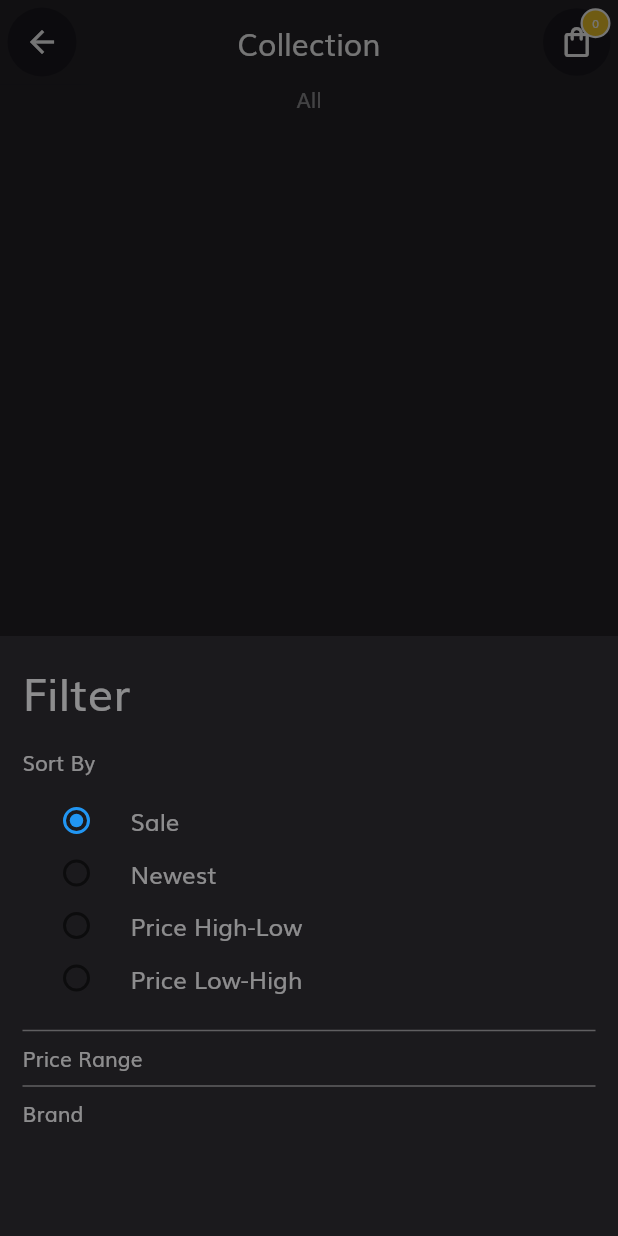
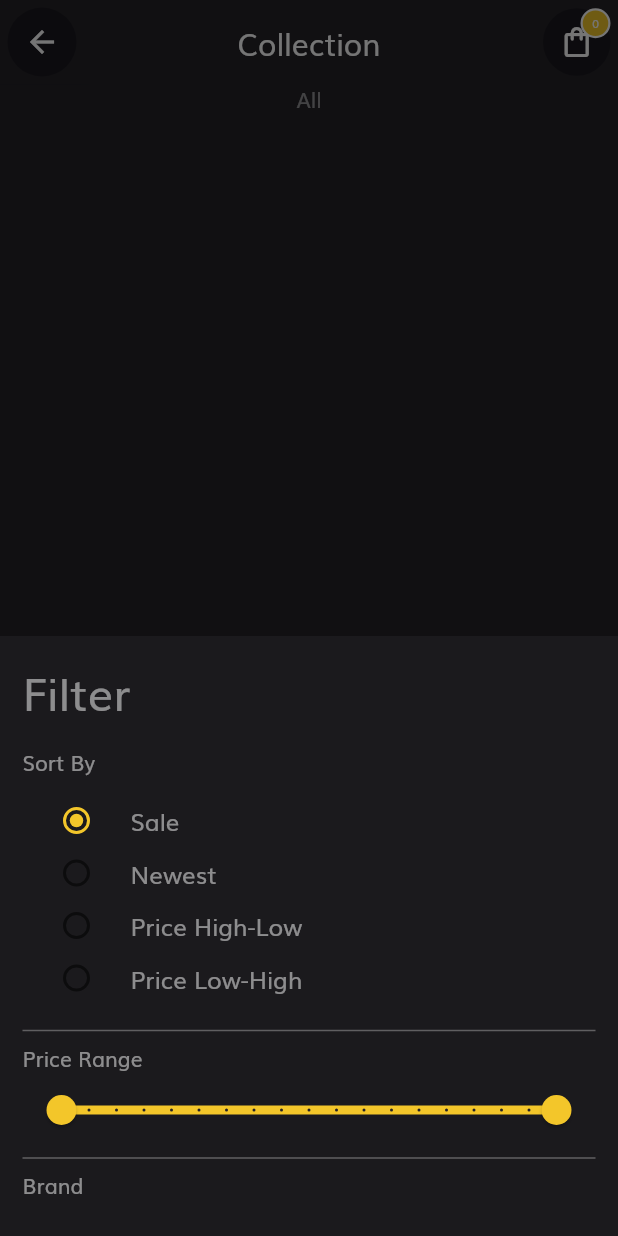
Before and after one commit to tandohtakyie/outfitted-project-mobile, a Flutter app: the CollectionCategoryScreen screen opened directly, after a tap on the "filter list" icon, on a phone screen of 412 x 824 dp. Run offline on Flutter 3.47's test engine with Material 2 defaults, Android fonts, the light colour scheme and no system bars; our stand-ins replace animated_splash_screen, cloud_firestore, firebase_auth, firebase_core, flutter_spinkit, fluttertoast and 1 more; accounts and stored records are empty.

Commit message:
added price range to the ui

```diff
--- /dev/null
+++ b/lib/components/price_range_slider.dart
@@ -0,0 +1,47 @@
+import 'package:cloud_firestore/cloud_firestore.dart';
+import 'package:flutter/material.dart';
+import 'package:outfitted_flutter_mobile/firebase/firebase_config.dart';
+import 'package:outfitted_flutter_mobile/style/style.dart';
+
+class PriceRangeSlider extends StatefulWidget {
+  @override
+  _PriceRangeSliderState createState() => _PriceRangeSliderState();
+}
+
+class _PriceRangeSliderState extends State<PriceRangeSlider> {
+
+
+
+  static double _lowerValue = 1;
+  static double _upperValue = 10;
+
+  RangeValues values = RangeValues(_lowerValue, _upperValue);
+
+
+
+  @override
+  Widget build(BuildContext context) {
+
+    return SliderTheme(
+      data: SliderTheme.of(context).copyWith(
+        valueIndicatorColor: kSecondaryColor,
+        inactiveTrackColor: kPrimaryColor,
+      ),
+      child: RangeSlider(
+        activeColor: kSecondaryColor,
+        inactiveColor: kBackgroundOutFitted,
+        min: _lowerValue,
+        max: _upperValue,
+        labels: RangeLabels(values.start.toStringAsFixed(2), values.end.toStringAsFixed(2)),
+        divisions: (_upperValue - _lowerValue).toInt() * 2.3.toInt(),
+        values: values,
+        onChanged: (val){
+          setState(() {
+            print('values ====> $val');
+            values = val;
+          });
+        },
+      ),
+    );
+  }
+}
--- a/lib/screens/collection_category_screen.dart
+++ b/lib/screens/collection_category_screen.dart
@@ -2,6 +2,7 @@
 import 'package:flutter/material.dart';
 import 'package:outfitted_flutter_mobile/components/outfitted_custom_appbar.dart';
 import 'package:outfitted_flutter_mobile/components/outfitted_custom_appbar_v2.dart';
+import 'package:outfitted_flutter_mobile/components/price_range_slider.dart';
 import 'package:outfitted_flutter_mobile/components/productInfo.dart';
 import 'package:outfitted_flutter_mobile/components/product_collection_card.dart';
 import 'package:outfitted_flutter_mobile/firebase/firebase_config.dart';
@@ -12,43 +13,40 @@
 class CollectionCategoryScreen extends StatefulWidget {
   const CollectionCategoryScreen({
     Key key,
-    this.categoryName, this.brandName,
+    this.categoryName,
+    this.brandName,
   }) : super(key: key);
 
   final String categoryName, brandName;
 
   @override
-  _CollectionCategoryScreenState createState() => _CollectionCategoryScreenState();
+  _CollectionCategoryScreenState createState() =>
+      _CollectionCategoryScreenState();
 }
 
 class _CollectionCategoryScreenState extends State<CollectionCategoryScreen> {
+  int selectedSortByRadio = 0;
 
-  int selectedRadio = 0;
-
-  void setSelectedRadioValue(int val){
+  void setSelectedRadioValue(int val) {
     setState(() {
-      selectedRadio = val;
+      selectedSortByRadio = val;
     });
-    print('selected Radio value ====>> $selectedRadio');
-    print('selected Radio value ====>> $val');
   }
-
 
   @override
   Widget build(BuildContext context) {
-
     return Scaffold(
       appBar: OutFittedCustomAppBarV2(
         title: 'Collection',
         customIcon: Icon(Icons.arrow_back),
         appBar: AppBar(),
-        onLeftIconPress: (){
+        onLeftIconPress: () {
           Navigator.pop(context);
         },
       ),
       floatingActionButton: FloatingActionButton(
         heroTag: 'filterCollection',
-        onPressed: (){
+        onPressed: () {
           showFilterModalBottomSheet(context);
         },
         child: Icon(Icons.filter_list_outlined),
@@ -78,14 +76,16 @@
                               .collection(OutFittedApp.collectionProduct)
                               .where('category', isEqualTo: widget.categoryName)
                               .snapshots(),
-              builder: (BuildContext context, AsyncSnapshot<QuerySnapshot> snapshot) {
+              builder: (BuildContext context,
+                  AsyncSnapshot<QuerySnapshot> snapshot) {
                 if (snapshot.hasError)
                   return Center(
                     child: Text('Error: ${snapshot.error}'),
                   );
                 if (!snapshot.hasData)
                   return Center(
-                    child: Text('There are no products yet! Sign up for updates'),
+                    child:
+                        Text('There are no products yet! Sign up for updates'),
                   );
                 switch (snapshot.connectionState) {
                   case ConnectionState.waiting:
@@ -107,7 +107,8 @@
                           crossAxisCount: 2,
                         ),
                         itemBuilder: (context, index) {
-                          Product product = Product.getProductFromJson(snapshot.data.docs[index].data());
+                          Product product = Product.getProductFromJson(
+                              snapshot.data.docs[index].data());
                           // set name of document as id of the product
                           product.id = snapshot.data.docs[index].id;
 
@@ -130,13 +131,11 @@
         isScrollControlled: true,
         builder: (BuildContext buildContext) {
           return StatefulBuilder(
-        builder: (BuildContext context, StateSetter state){
+            builder: (BuildContext context, StateSetter state) {
               return Container(
                 padding: EdgeInsets.symmetric(horizontal: 15),
                 height: 400,
-            decoration: BoxDecoration(
-                color: kPrimaryColor
-            ),
+                decoration: BoxDecoration(color: kPrimaryColor),
                 child: Column(
                   crossAxisAlignment: CrossAxisAlignment.start,
                   children: [
@@ -144,89 +143,76 @@
                       padding: EdgeInsets.symmetric(vertical: 15),
                       child: Text(
                         'Filter',
-                    style: TextStyle(
-                        fontSize: 30
+                        style: TextStyle(fontSize: 30),
                       ),
                     ),
-                ),
-                // Divider(
-                //   thickness: 1,
-                //   color: kWhiteColor.withOpacity(0.3),
-                //),
                     Text('Sort By'),
                     Column(
                       children: [
                         SizedBox(
                           height: 35,
                           child: RadioListTile(
+                            activeColor: kSecondaryColor,
                               value: 0,
-                          groupValue: selectedRadio,
-                          title: Text(
-                              'Sale'
+                              groupValue: selectedSortByRadio,
+                              title: Text('Sale'),
+                              onChanged: (val) {
+                                state(() {
+                                  selectedSortByRadio = val;
+                                });
+                              },
                           ),
-                          onChanged: (val){
-                            print('radio button value sale $val');
-                            state((){
-                              selectedRadio = val;
+                        ),
+                        SizedBox(
+                          height: 35,
+                          child: RadioListTile(
+                            activeColor: kSecondaryColor,
+                              value: 1,
+                              groupValue: selectedSortByRadio,
+                              title: Text('Newest'),
+                              onChanged: (val) {
+                                state(() {
+                                  selectedSortByRadio = val;
                                 });
                               }),
                         ),
                         SizedBox(
                           height: 35,
                           child: RadioListTile(
-                          value: 1,
-                          groupValue: selectedRadio,
-                          title: Text(
-                              'Newest'
-                          ),
-                          onChanged: (val){
-                            print('radio button value newest $val');
-                            state((){
-                              selectedRadio = val;
+                              activeColor: kSecondaryColor,
+                              value: 2,
+                              groupValue: selectedSortByRadio,
+                              title: Text('Price High-Low'),
+                              onChanged: (val) {
+                                state(() {
+                                  selectedSortByRadio = val;
                                 });
                               }),
                         ),
                         SizedBox(
                           height: 35,
                           child: RadioListTile(
-                          value: 2,
-                          groupValue: selectedRadio,
-                          title: Text(
-                              'Price High-Low'
-                          ),
-                          onChanged: (val){
-                            print('radio button value high $val');
-                            state((){
-                              selectedRadio = val;
-                            });
-                          }),
-                    ),
-                    SizedBox(
-                      height: 35,
-                      child: RadioListTile(
+                              activeColor: kSecondaryColor,
                               value: 3,
-                          groupValue: selectedRadio,
-                          title: Text(
-                              'Price Low-High'
-                          ),
-                          onChanged: (val){
-                            print('radio button value low $val');
-                            state((){
-                              selectedRadio = val;
+                              groupValue: selectedSortByRadio,
+                              title: Text('Price Low-High'),
+                              onChanged: (val) {
+                                state(() {
+                                  selectedSortByRadio = val;
                                 });
                               }),
                         )
-
                       ],
                     ),
                     SizedBox(
-                  height:20,
+                      height: 20,
                     ),
                     Divider(
                       thickness: 1,
                       color: kWhiteColor.withOpacity(0.3),
                     ),
                     Text('Price Range'),
+                    PriceRangeSlider(),
                     Divider(
                       thickness: 1,
                       color: kWhiteColor.withOpacity(0.3),
@@ -236,10 +222,7 @@
                 ),
               );
             },
-
           );
-      }
-      );
-
+        });
   }
 }
```
Lines whose indentation alone changed are shown as unchanged.
